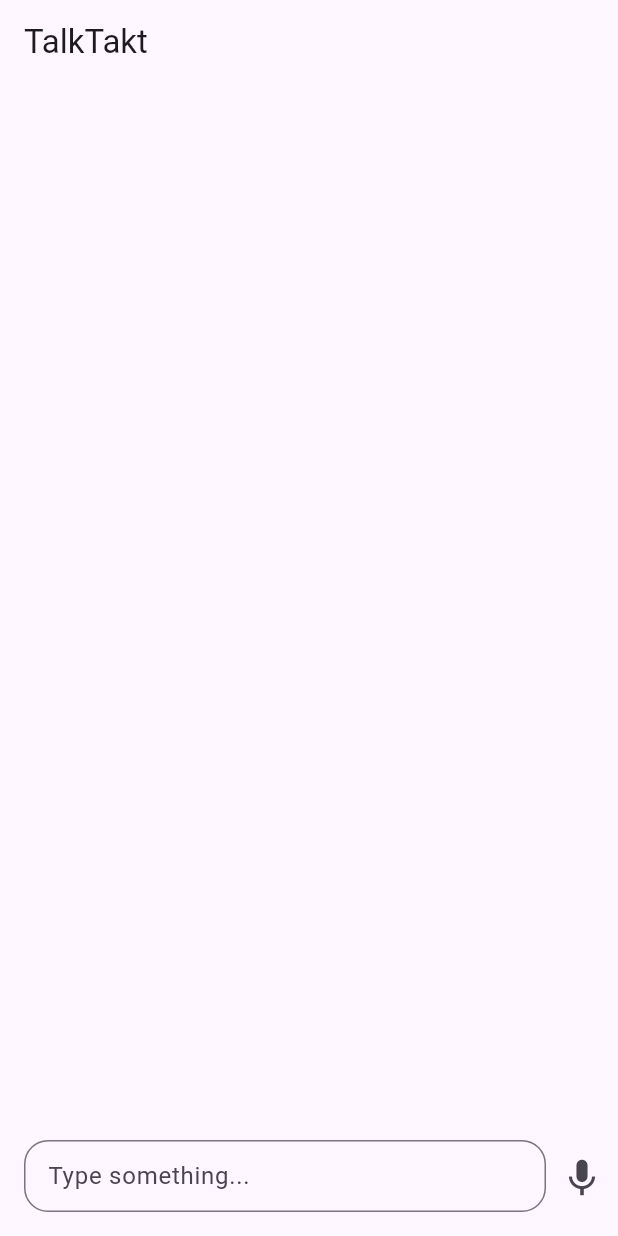
After one commit to El-Sayed-Mustafa/TalkTakt-GP, a Flutter app: the screen it shows after launch, after a tap on the "keyboard voice" icon, on a phone screen of 412 x 824 dp. The commit adds this screen. Run offline on Flutter 3.47's test engine with Material 3 defaults, Android fonts, the phone set to English and light mode, and no system bars; our stand-ins replace permission_handler, speech_to_text.

Commit message:
Refactor Code

```diff
--- a/lib/chat_bot.dart
+++ b/lib/chat_bot.dart
@@ -1,5 +1,7 @@
 import 'package:flutter/material.dart';
+import 'package:permission_handler/permission_handler.dart';
 import 'package:speech_to_text/speech_to_text.dart' as stt;
+import 'package:talk_takt_gp/chat_messages.dart';
 
 class ChatBot extends StatefulWidget {
   const ChatBot({Key? key}) : super(key: key);
@@ -33,6 +35,11 @@ class _ChatBotState extends State<ChatBot> {
   }
 
   void _startListening() async {
+    // Request microphone permission
+    var status = await Permission.microphone.request();
+
+    if (status == PermissionStatus.granted) {
+      // Microphone permission granted, initialize and start speech recognition
       bool available = await _speech.initialize(
         onStatus: (status) {
           print('Speech recognition status: $status');
@@ -53,6 +60,10 @@ class _ChatBotState extends State<ChatBot> {
       } else {
         print('Speech recognition not available');
       }
+    } else {
+      // Microphone permission denied
+      print('Microphone permission denied');
+    }
   }
 
   @override
@@ -72,41 +83,9 @@ class _ChatBotState extends State<ChatBot> {
       body: Column(
         children: [
           Expanded(
-            child: Padding(
-              padding: const EdgeInsets.all(8.0),
-              child: ListView.builder(
-                controller: _scrollController,
-                itemCount: _messages.length,
-                itemBuilder: (context, index) {
-                  final message = _messages[index];
-                  return Align(
-                    alignment: message['sender'] == 'user'
-                        ? Alignment.centerRight
-                        : Alignment.centerLeft,
-                    child: Container(
-                      constraints: BoxConstraints(
-                        maxWidth: maxMessageWidth,
-                      ),
-                      padding: const EdgeInsets.all(8.0),
-                      margin: const EdgeInsets.symmetric(vertical: 4.0),
-                      decoration: BoxDecoration(
-                        color: message['sender'] == 'user'
-                            ? Colors.blue
-                            : Colors.grey[300],
-                        borderRadius: BorderRadius.circular(8.0),
-                      ),
-                      child: Text(
-                        message['text']!,
-                        style: TextStyle(
-                          color: message['sender'] == 'user'
-                              ? Colors.white
-                              : Colors.black,
-                        ),
-                      ),
-                    ),
-                  );
-                },
-              ),
+            child: ChatMessages(
+              messages: _messages,
+              maxMessageWidth: maxMessageWidth,
             ),
           ),
           Padding(
--- /dev/null
+++ b/lib/chat_messages.dart
@@ -0,0 +1,51 @@
+// chat_messages.dart
+import 'package:flutter/material.dart';
+
+class ChatMessages extends StatelessWidget {
+  final List<Map<String, String>> messages;
+  final double maxMessageWidth;
+
+  const ChatMessages({
+    Key? key,
+    required this.messages,
+    required this.maxMessageWidth,
+  }) : super(key: key);
+
+  @override
+  Widget build(BuildContext context) {
+    return Padding(
+      padding: const EdgeInsets.all(8.0),
+      child: ListView.builder(
+        itemCount: messages.length,
+        itemBuilder: (context, index) {
+          final message = messages[index];
+          return Align(
+            alignment: message['sender'] == 'user'
+                ? Alignment.centerRight
+                : Alignment.centerLeft,
+            child: Container(
+              constraints: BoxConstraints(
+                maxWidth: maxMessageWidth,
+              ),
+              padding: const EdgeInsets.all(8.0),
+              margin: const EdgeInsets.symmetric(vertical: 4.0),
+              decoration: BoxDecoration(
+                color: message['sender'] == 'user'
+                    ? Colors.blue
+                    : Colors.grey[300],
+                borderRadius: BorderRadius.circular(8.0),
+              ),
+              child: Text(
+                message['text']!,
+                style: TextStyle(
+                  color:
+                      message['sender'] == 'user' ? Colors.white : Colors.black,
+                ),
+              ),
+            ),
+          );
+        },
+      ),
+    );
+  }
+}
--- a/pubspec.yaml
+++ b/pubspec.yaml
@@ -36,6 +36,7 @@ dependencies:
   # Use with the CupertinoIcons class for iOS style icons.
   cupertino_icons: ^1.0.2
   speech_to_text: ^6.6.0
+  permission_handler: ^11.3.0
 
 dev_dependencies:
   flutter_test:
```
Also changed, not shown: pubspec.lock, 3 other files. Lines whose indentation alone changed are shown as unchanged.
